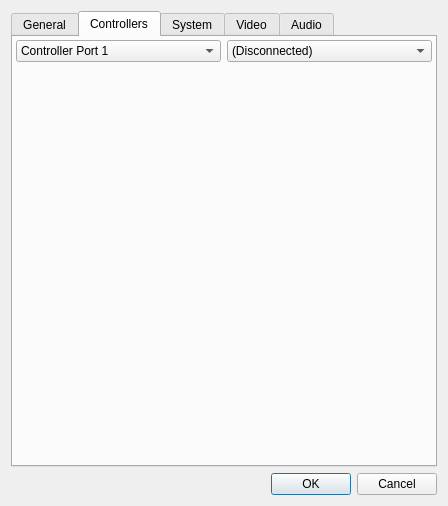
First picture: the form in apps/nes-emulator/emulator/emulatorprefsdialog.ui, repository christopherpow/nesicide, before the edit.
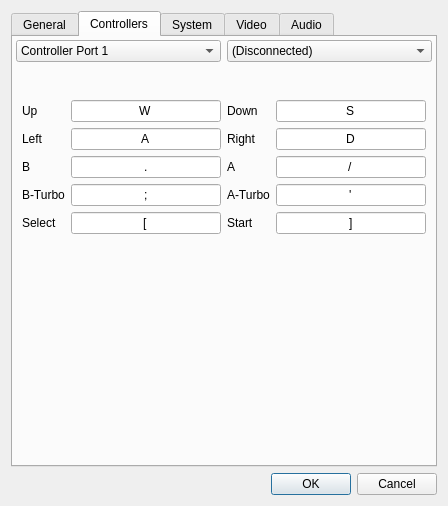
Second picture: the form after the edit. The open tabs and pages were chosen to show the change. Icons and pictures are not drawn. Custom widgets are drawn as their Qt base class.

Commit message: Adding turbo controller. Adding sound to mapper 24.

```diff
--- a/apps/nes-emulator/emulator/emulatorprefsdialog.ui
+++ b/apps/nes-emulator/emulator/emulatorprefsdialog.ui
@@ -98,7 +98,7 @@
           <enum>QFrame::Plain</enum>
          </property>
          <property name="currentIndex">
-          <number>0</number>
+          <number>2</number>
          </property>
          <widget class="QWidget" name="noControllerPage"/>
          <widget class="QWidget" name="standardControllerPage">
@@ -343,6 +343,297 @@
            </item>
           </layout>
          </widget>
+         <widget class="QWidget" name="turboControllerPage">
+          <layout class="QGridLayout" name="gridLayout_28">
+           <item row="0" column="0">
+            <widget class="QLabel" name="label_22">
+             <property name="text">
+              <string/>
+             </property>
+             <property name="pixmap">
+              <pixmap resource="../resource.qrc">:/resources/turbo_ver01_by_ogr.png</pixmap>
+             </property>
+            </widget>
+           </item>
+           <item row="1" column="0">
+            <layout class="QGridLayout" name="gridLayout_27">
+             <item row="0" column="0">
+              <widget class="QLabel" name="label_45">
+               <property name="text">
+                <string>Up</string>
+               </property>
+              </widget>
+             </item>
+             <item row="0" column="1">
+              <widget class="QKeymapItemEdit" name="upKeyTurbo">
+               <property name="text">
+                <string>W</string>
+               </property>
+               <property name="frame">
+                <bool>true</bool>
+               </property>
+               <property name="echoMode">
+                <enum>QLineEdit::Normal</enum>
+               </property>
+               <property name="alignment">
+                <set>Qt::AlignCenter</set>
+               </property>
+               <property name="readOnly">
+                <bool>false</bool>
+               </property>
+              </widget>
+             </item>
+             <item row="0" column="2">
+              <widget class="QLabel" name="label_46">
+               <property name="text">
+                <string>Down</string>
+               </property>
+              </widget>
+             </item>
+             <item row="0" column="3">
+              <widget class="QKeymapItemEdit" name="downKeyTurbo">
+               <property name="text">
+                <string>S</string>
+               </property>
+               <property name="frame">
+                <bool>true</bool>
+               </property>
+               <property name="echoMode">
+                <enum>QLineEdit::Normal</enum>
+               </property>
+               <property name="alignment">
+                <set>Qt::AlignCenter</set>
+               </property>
+               <property name="readOnly">
+                <bool>false</bool>
+               </property>
+              </widget>
+             </item>
+             <item row="1" column="0">
+              <widget class="QLabel" name="label_47">
+               <property name="text">
+                <string>Left</string>
+               </property>
+              </widget>
+             </item>
+             <item row="1" column="1">
+              <widget class="QKeymapItemEdit" name="leftKeyTurbo">
+               <property name="text">
+                <string>A</string>
+               </property>
+               <property name="frame">
+                <bool>true</bool>
+               </property>
+               <property name="echoMode">
+                <enum>QLineEdit::Normal</enum>
+               </property>
+               <property name="alignment">
+                <set>Qt::AlignCenter</set>
+               </property>
+               <property name="readOnly">
+                <bool>false</bool>
+               </property>
+              </widget>
+             </item>
+             <item row="1" column="2">
+              <widget class="QLabel" name="label_48">
+               <property name="text">
+                <string>Right</string>
+               </property>
+              </widget>
+             </item>
+             <item row="1" column="3">
+              <widget class="QKeymapItemEdit" name="rightKeyTurbo">
+               <property name="text">
+                <string>D</string>
+               </property>
+               <property name="frame">
+                <bool>true</bool>
+               </property>
+               <property name="echoMode">
+                <enum>QLineEdit::Normal</enum>
+               </property>
+               <property name="alignment">
+                <set>Qt::AlignCenter</set>
+               </property>
+               <property name="readOnly">
+                <bool>false</bool>
+               </property>
+              </widget>
+             </item>
+             <item row="2" column="1">
+              <widget class="QKeymapItemEdit" name="bKeyTurbo">
+               <property name="text">
+                <string>.</string>
+               </property>
+               <property name="frame">
+                <bool>true</bool>
+               </property>
+               <property name="echoMode">
+                <enum>QLineEdit::Normal</enum>
+               </property>
+               <property name="alignment">
+                <set>Qt::AlignCenter</set>
+               </property>
+               <property name="readOnly">
+                <bool>false</bool>
+               </property>
+              </widget>
+             </item>
+             <item row="2" column="3">
+              <widget class="QKeymapItemEdit" name="aKeyTurbo">
+               <property name="text">
+                <string>/</string>
+               </property>
+               <property name="frame">
+                <bool>true</bool>
+               </property>
+               <property name="echoMode">
+                <enum>QLineEdit::Normal</enum>
+               </property>
+               <property name="alignment">
+                <set>Qt::AlignCenter</set>
+               </property>
+               <property name="readOnly">
+                <bool>false</bool>
+               </property>
+              </widget>
+             </item>
+             <item row="2" column="0">
+              <widget class="QLabel" name="label_49">
+               <property name="text">
+                <string>B</string>
+               </property>
+              </widget>
+             </item>
+             <item row="2" column="2">
+              <widget class="QLabel" name="label_50">
+               <property name="text">
+                <string>A</string>
+               </property>
+              </widget>
+             </item>
+             <item row="3" column="0">
+              <widget class="QLabel" name="label_51">
+               <property name="text">
+                <string>B-Turbo</string>
+               </property>
+              </widget>
+             </item>
+             <item row="3" column="2">
+              <widget class="QLabel" name="label_52">
+               <property name="text">
+                <string>A-Turbo</string>
+               </property>
+              </widget>
+             </item>
+             <item row="4" column="0">
+              <widget class="QLabel" name="label_53">
+               <property name="text">
+                <string>Select</string>
+               </property>
+              </widget>
+             </item>
+             <item row="4" column="1">
+              <widget class="QKeymapItemEdit" name="selectKeyTurbo">
+               <property name="text">
+                <string>[</string>
+               </property>
+               <property name="frame">
+                <bool>true</bool>
+               </property>
+               <property name="echoMode">
+                <enum>QLineEdit::Normal</enum>
+               </property>
+               <property name="alignment">
+                <set>Qt::AlignCenter</set>
+               </property>
+               <property name="readOnly">
+                <bool>false</bool>
+               </property>
+              </widget>
+             </item>
+             <item row="4" column="3">
+              <widget class="QKeymapItemEdit" name="startKeyTurbo">
+               <property name="text">
+                <string>]</string>
+               </property>
+               <property name="frame">
+                <bool>true</bool>
+               </property>
+               <property name="echoMode">
+                <enum>QLineEdit::Normal</enum>
+               </property>
+               <property name="alignment">
+                <set>Qt::AlignCenter</set>
+               </property>
+               <property name="readOnly">
+                <bool>false</bool>
+               </property>
+              </widget>
+             </item>
+             <item row="4" column="2">
+              <widget class="QLabel" name="label_54">
+               <property name="text">
+                <string>Start</string>
+               </property>
+              </widget>
+             </item>
+             <item row="3" column="1">
+              <widget class="QKeymapItemEdit" name="bTurboKeyTurbo">
+               <property name="text">
+                <string>;</string>
+               </property>
+               <property name="frame">
+                <bool>true</bool>
+               </property>
+               <property name="echoMode">
+                <enum>QLineEdit::Normal</enum>
+               </property>
+               <property name="alignment">
+                <set>Qt::AlignCenter</set>
+               </property>
+               <property name="readOnly">
+                <bool>false</bool>
+               </property>
+              </widget>
+             </item>
+             <item row="3" column="3">
+              <widget class="QKeymapItemEdit" name="aTurboKeyTurbo">
+               <property name="text">
+                <string>'</string>
+               </property>
+               <property name="frame">
+                <bool>true</bool>
+               </property>
+               <property name="echoMode">
+                <enum>QLineEdit::Normal</enum>
+               </property>
+               <property name="alignment">
+                <set>Qt::AlignCenter</set>
+               </property>
+               <property name="readOnly">
+                <bool>false</bool>
+               </property>
+              </widget>
+             </item>
+            </layout>
+           </item>
+           <item row="2" column="0">
+            <spacer name="verticalSpacer_5">
+             <property name="orientation">
+              <enum>Qt::Vertical</enum>
+             </property>
+             <property name="sizeHint" stdset="0">
+              <size>
+               <width>20</width>
+               <height>40</height>
+              </size>
+             </property>
+            </spacer>
+           </item>
+          </layout>
+         </widget>
          <widget class="QWidget" name="zapperPage">
           <layout class="QGridLayout" name="gridLayout_12">
            <item row="0" column="0">
```
Left out of the diff: 23 changed lines with no effect on the pictures. The commit also changes 37 other files.
